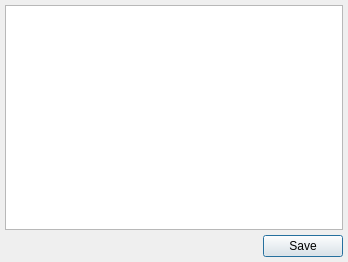
Above: Swift/QtUI/QtBlockListEditorWindow.ui from swift/swift before the change. Below: the same form after it.
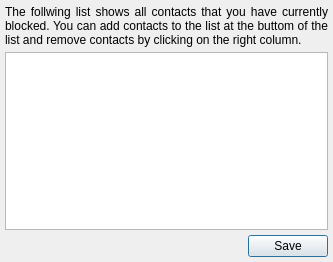
That is the form after the change.

Commit message: Fix user experience issues related to blocking list editor.

```diff
--- a/Swift/QtUI/QtBlockListEditorWindow.ui
+++ b/Swift/QtUI/QtBlockListEditorWindow.ui
@@ -6,7 +6,7 @@
    <rect>
     <x>0</x>
     <y>0</y>
-    <width>348</width>
+    <width>333</width>
     <height>262</height>
    </rect>
   </property>
@@ -20,6 +20,31 @@
    <property name="margin">
     <number>5</number>
    </property>
+   <property name="topMargin">
+    <number>5</number>
+   </property>
+   <property name="rightMargin">
+    <number>5</number>
+   </property>
+   <property name="bottomMargin">
+    <number>5</number>
+   </property>
+   <item>
+    <widget class="QLabel" name="label">
+     <property name="text">
+      <string>&lt;html&gt;&lt;head/&gt;&lt;body&gt;&lt;p align=&quot;justify&quot;&gt;The follwing list shows all contacts that you have currently blocked. You can add contacts to the list at the buttom of the list and remove contacts by clicking on the right column.&lt;/p&gt;&lt;/body&gt;&lt;/html&gt;</string>
+     </property>
+     <property name="textFormat">
+      <enum>Qt::RichText</enum>
+     </property>
+     <property name="alignment">
+      <set>Qt::AlignJustify|Qt::AlignVCenter</set>
+     </property>
+     <property name="wordWrap">
+      <bool>true</bool>
+     </property>
+    </widget>
+   </item>
    <item>
     <widget class="QTreeWidget" name="blockListTreeWidget">
      <attribute name="headerVisible">
@@ -37,6 +62,26 @@
      <property name="sizeConstraint">
       <enum>QLayout::SetDefaultConstraint</enum>
      </property>
+     <item>
+      <widget class="QLabel" name="errorLabel">
+       <property name="text">
+        <string/>
+       </property>
+      </widget>
+     </item>
+     <item>
+      <widget class="QLabel" name="throbberLabel">
+       <property name="text">
+        <string/>
+       </property>
+       <property name="alignment">
+        <set>Qt::AlignCenter</set>
+       </property>
+       <property name="textInteractionFlags">
+        <set>Qt::NoTextInteraction</set>
+       </property>
+      </widget>
+     </item>
      <item>
       <spacer name="horizontalSpacer">
        <property name="orientation">
@@ -50,26 +95,6 @@
        </property>
       </spacer>
      </item>
-     <item>
-      <widget class="QLabel" name="errorLabel">
-       <property name="text">
-        <string/>
-       </property>
-      </widget>
-     </item>
-     <item>
-      <widget class="QLabel" name="throbberLabel">
-       <property name="text">
-        <string/>
-       </property>
-       <property name="alignment">
-        <set>Qt::AlignCenter</set>
-       </property>
-       <property name="textInteractionFlags">
-        <set>Qt::NoTextInteraction</set>
-       </property>
-      </widget>
-     </item>
      <item>
       <widget class="QPushButton" name="savePushButton">
        <property name="text">
```
Left out of the diff: 2 changed lines with no effect on the pictures. The commit also changes 5 other files.
